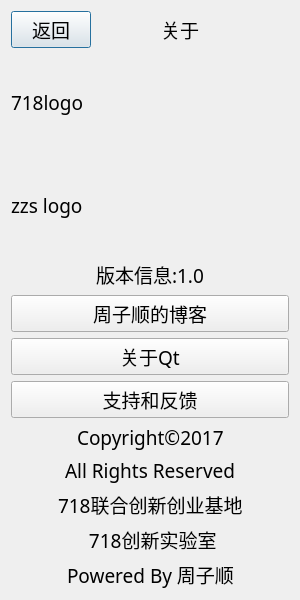
ZzzzzzS/uper2018, file aboutwindow.ui: the form before one commit.
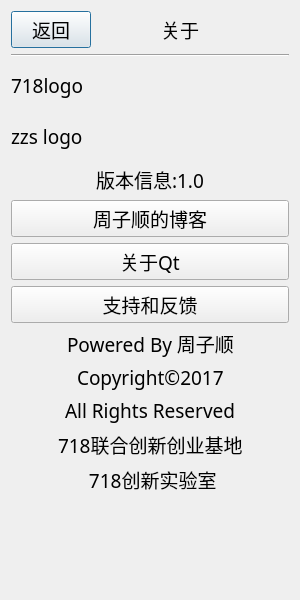
The form after the commit.

Diff of the .ui file:
```diff
--- a/aboutwindow.ui
+++ b/aboutwindow.ui
@@ -21,6 +21,8 @@
   </property>
   <layout class="QGridLayout" name="gridLayout">
    <item row="0" column="0">
+    <layout class="QVBoxLayout" name="verticalLayout_5">
+     <item>
     <layout class="QVBoxLayout" name="verticalLayout_3">
      <item>
       <layout class="QHBoxLayout" name="horizontalLayout_8">
@@ -77,6 +79,15 @@
       </layout>
      </item>
      <item>
+        <widget class="Line" name="line">
+         <property name="orientation">
+          <enum>Qt::Horizontal</enum>
+         </property>
+        </widget>
+       </item>
+      </layout>
+     </item>
+     <item>
       <layout class="QVBoxLayout" name="verticalLayout">
        <item>
         <layout class="QVBoxLayout" name="verticalLayout_4">
@@ -168,6 +179,55 @@
            </property>
           </widget>
          </item>
+         <item>
+          <layout class="QHBoxLayout" name="horizontalLayout">
+           <item>
+            <spacer name="horizontalSpacer">
+             <property name="orientation">
+              <enum>Qt::Horizontal</enum>
+             </property>
+             <property name="sizeHint" stdset="0">
+              <size>
+               <width>40</width>
+               <height>20</height>
+              </size>
+             </property>
+            </spacer>
+           </item>
+           <item>
+            <widget class="QLabel" name="label_6">
+             <property name="layoutDirection">
+              <enum>Qt::LeftToRight</enum>
+             </property>
+             <property name="autoFillBackground">
+              <bool>false</bool>
+             </property>
+             <property name="frameShadow">
+              <enum>QFrame::Sunken</enum>
+             </property>
+             <property name="text">
+              <string>Powered By 周子顺</string>
+             </property>
+             <property name="textFormat">
+              <enum>Qt::PlainText</enum>
+             </property>
+            </widget>
+           </item>
+           <item>
+            <spacer name="horizontalSpacer_2">
+             <property name="orientation">
+              <enum>Qt::Horizontal</enum>
+             </property>
+             <property name="sizeHint" stdset="0">
+              <size>
+               <width>40</width>
+               <height>20</height>
+              </size>
+             </property>
+            </spacer>
+           </item>
+          </layout>
+         </item>
         </layout>
        </item>
        <item>
@@ -319,53 +379,17 @@
         </layout>
        </item>
        <item>
-        <layout class="QHBoxLayout" name="horizontalLayout">
-         <item>
-          <spacer name="horizontalSpacer">
+        <spacer name="verticalSpacer">
            <property name="orientation">
-            <enum>Qt::Horizontal</enum>
+          <enum>Qt::Vertical</enum>
            </property>
            <property name="sizeHint" stdset="0">
             <size>
-             <width>40</width>
-             <height>20</height>
+           <width>20</width>
+           <height>40</height>
             </size>
            </property>
           </spacer>
-         </item>
-         <item>
-          <widget class="QLabel" name="label_6">
-           <property name="layoutDirection">
-            <enum>Qt::LeftToRight</enum>
-           </property>
-           <property name="autoFillBackground">
-            <bool>false</bool>
-           </property>
-           <property name="frameShadow">
-            <enum>QFrame::Sunken</enum>
-           </property>
-           <property name="text">
-            <string>Powered By 周子顺</string>
-           </property>
-           <property name="textFormat">
-            <enum>Qt::PlainText</enum>
-           </property>
-          </widget>
-         </item>
-         <item>
-          <spacer name="horizontalSpacer_2">
-           <property name="orientation">
-            <enum>Qt::Horizontal</enum>
-           </property>
-           <property name="sizeHint" stdset="0">
-            <size>
-             <width>40</width>
-             <height>20</height>
-            </size>
-           </property>
-          </spacer>
-         </item>
-        </layout>
        </item>
       </layout>
      </item>
```
Lines whose indentation alone changed are shown as unchanged.
